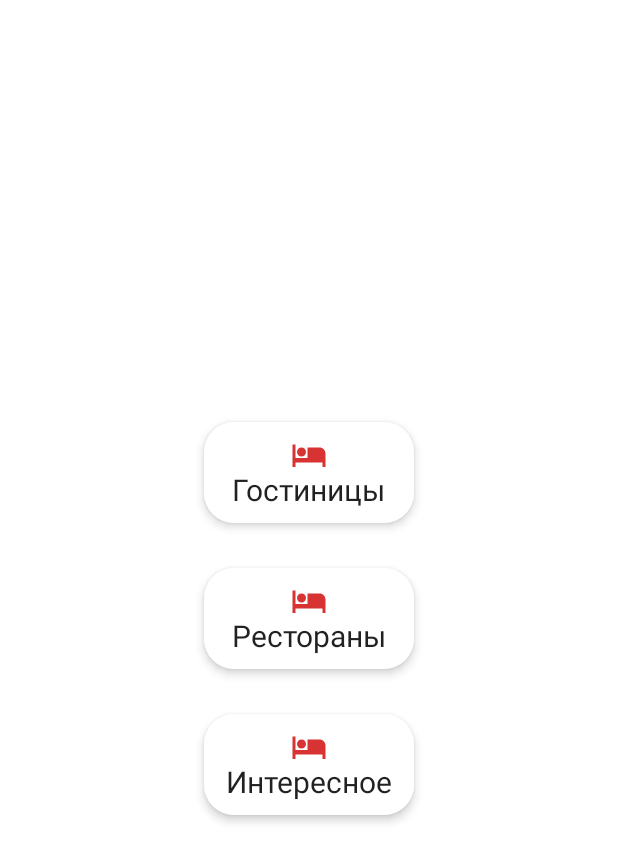
After one commit to MikhailIgnatovich/AmberGuide, an Android app built with Jetpack Compose: the composable CategoryScreen shown on its own in the app's theme, on a phone screen of 412 x 824 dp. The commit adds this screen. Shown: the top 862 px of the screen. Run offline under Robolectric (Android 15) with nearby library versions, the phone set to English and light mode, and no system bars.

Commit message:
Обновил зависимости для Hilt и сделал протатип экрана CategoryScreen.kt

```diff
--- a/app/build.gradle
+++ b/app/build.gradle
@@ -80,8 +80,8 @@ dependencies {
     implementation "androidx.lifecycle:lifecycle-runtime-ktx:2.5.1"
 
     //Dagger - Hilt
-    implementation "com.google.dagger:hilt-android:2.38.1"
-    kapt "com.google.dagger:hilt-android-compiler:2.37"
+    implementation "com.google.dagger:hilt-android:2.43.2"
+    kapt "com.google.dagger:hilt-android-compiler:2.43.2"
     implementation "androidx.hilt:hilt-lifecycle-viewmodel:1.0.0-alpha03"
     kapt "androidx.hilt:hilt-compiler:1.0.0"
     implementation 'androidx.hilt:hilt-navigation-compose:1.0.0'
--- /dev/null
+++ b/app/src/main/java/com/bulich/misha/amberguide/presentations/category_screen/CategoryScreen.kt
@@ -0,0 +1,51 @@
+package com.bulich.misha.amberguide.presentations.category_screen
+
+
+import androidx.compose.foundation.layout.*
+import androidx.compose.runtime.Composable
+import androidx.compose.ui.Alignment
+import androidx.compose.ui.Modifier
+import androidx.compose.ui.res.painterResource
+import androidx.compose.ui.tooling.preview.Preview
+import androidx.compose.ui.unit.dp
+import androidx.navigation.NavController
+import com.bulich.misha.amberguide.R
+import com.bulich.misha.amberguide.presentations.category_screen.components.CategoryCard
+
+@Composable
+fun CategoryScreen(
+//    navController: NavController,
+) {
+    Column(
+        modifier = Modifier.fillMaxSize(),
+        verticalArrangement = Arrangement.Center,
+        horizontalAlignment = Alignment.CenterHorizontally
+    ) {
+        CategoryCard(
+            name = "Гостиницы",
+            painter = painterResource(id = R.drawable.hotel_24),
+            onItemClick = {
+
+            }
+        )
+        Spacer(modifier = Modifier.height(10.dp))
+        CategoryCard(
+            name = "Рестораны",
+            painter = painterResource(id = R.drawable.hotel_24), onItemClick = {
+
+            }
+        )
+        Spacer(modifier = Modifier.height(10.dp))
+        CategoryCard(
+            name = "Интересное",
+            painter = painterResource(id = R.drawable.hotel_24), onItemClick = {
+
+            }
+        )
+    }
+}
+@Preview
+@Composable
+fun TestPreview(){
+    CategoryScreen()
+}
--- a/app/src/main/java/com/bulich/misha/amberguide/presentations/category_screen/components/CategoryCard.kt
+++ b/app/src/main/java/com/bulich/misha/amberguide/presentations/category_screen/components/CategoryCard.kt
@@ -1,8 +1,44 @@
 package com.bulich.misha.amberguide.presentations.category_screen.components
 
+import androidx.compose.foundation.Image
+import androidx.compose.foundation.clickable
+import androidx.compose.foundation.layout.*
+import androidx.compose.foundation.shape.RoundedCornerShape
+import androidx.compose.material.Card
+import androidx.compose.material.ExperimentalMaterialApi
+import androidx.compose.material.MaterialTheme
+import androidx.compose.material.Text
 import androidx.compose.runtime.Composable
+import androidx.compose.ui.Alignment
+import androidx.compose.ui.Modifier
+import androidx.compose.ui.graphics.painter.Painter
+import androidx.compose.ui.unit.dp
+import androidx.compose.ui.unit.sp
 
+@OptIn(ExperimentalMaterialApi::class)
 @Composable
-fun CategoryCard(){
+fun CategoryCard(name: String, painter: Painter, onItemClick: (String) -> Unit) {
 
+    Card(
+        modifier = Modifier
+            .width(160.dp)
+            .padding(10.dp)
+            .clickable { onItemClick(name) },
+        shape = RoundedCornerShape(20.dp),
+        elevation = 4.dp,
+    ) {
+        Column(
+            modifier = Modifier
+                .fillMaxWidth()
+                .padding(10.dp),
+            verticalArrangement = Arrangement.Center,
+            horizontalAlignment = Alignment.CenterHorizontally
+        ) {
+            Image(painter = painter, contentDescription = "Painter")
+            Text(
+                text = name,
+                fontSize = 20.sp
+            )
+        }
+    }
 }
--- /dev/null
+++ b/app/src/main/res/drawable/hotel_24.xml
@@ -0,0 +1,5 @@
+<vector android:height="24dp" android:tint="#D73333"
+    android:viewportHeight="24" android:viewportWidth="24"
+    android:width="24dp" xmlns:android="http://schemas.android.com/apk/res/android">
+    <path android:fillColor="@android:color/white" android:pathData="M7,13c1.66,0 3,-1.34 3,-3S8.66,7 7,7s-3,1.34 -3,3 1.34,3 3,3zM19,7h-8v7L3,14L3,5L1,5v15h2v-3h18v3h2v-9c0,-2.21 -1.79,-4 -4,-4z"/>
+</vector>
--- a/build.gradle
+++ b/build.gradle
@@ -4,7 +4,7 @@ buildscript {
     }
 
     dependencies {
-        classpath 'com.google.dagger:hilt-android-gradle-plugin:2.40.1'
+        classpath 'com.google.dagger:hilt-android-gradle-plugin:2.43.2'
         classpath 'com.google.gms:google-services:4.3.13'
     }
 }// Top-level build file where you can add configuration options common to all sub-projects/modules.
```
